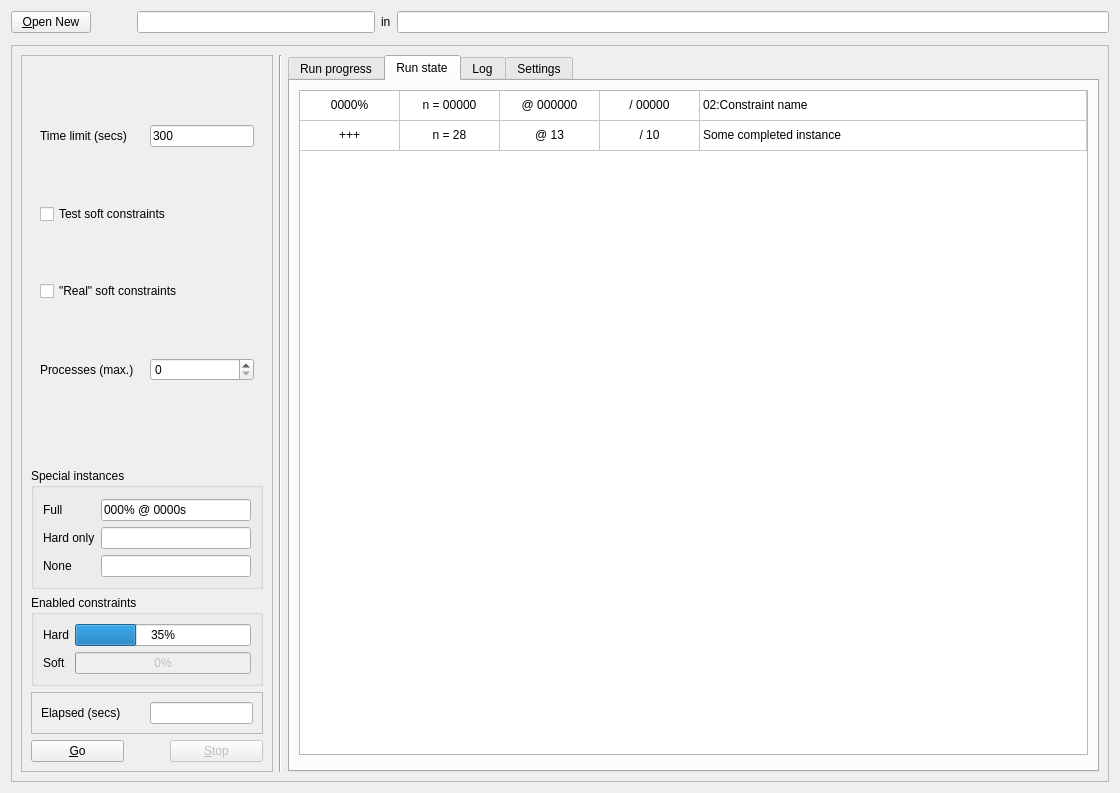
Old version of the form gui/mainwindow.ui in the repository gradgrind/fetrunner.
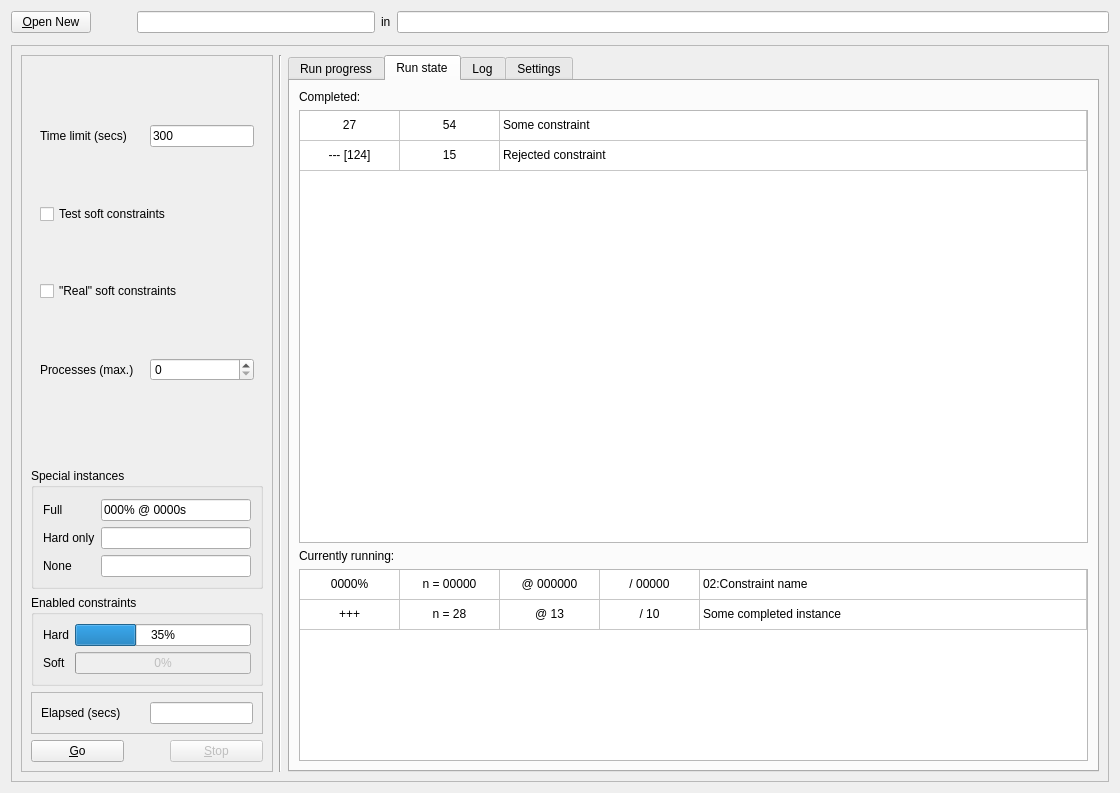
New version of the form. The open tabs and pages were chosen to show the change.

Commit message: Two tables in GUI tab

```diff
--- a/gui/mainwindow.ui
+++ b/gui/mainwindow.ui
@@ -802,7 +802,101 @@
          <attribute name="title">
           <string>Run state</string>
          </attribute>
-         <layout class="QVBoxLayout" name="verticalLayout_3">
+         <layout class="QVBoxLayout" name="verticalLayout_3" stretch="0,1,0,0">
+          <item>
+           <widget class="QLabel" name="label_17">
+            <property name="text">
+             <string>Completed:</string>
+            </property>
+           </widget>
+          </item>
+          <item>
+           <widget class="QTableWidget" name="completed_instance_table">
+            <attribute name="horizontalHeaderVisible">
+             <bool>false</bool>
+            </attribute>
+            <attribute name="horizontalHeaderStretchLastSection">
+             <bool>true</bool>
+            </attribute>
+            <attribute name="verticalHeaderVisible">
+             <bool>false</bool>
+            </attribute>
+            <row>
+             <property name="text">
+              <string>New Row</string>
+             </property>
+            </row>
+            <row>
+             <property name="text">
+              <string>New Row</string>
+             </property>
+            </row>
+            <column>
+             <property name="text">
+              <string>Constraints</string>
+             </property>
+            </column>
+            <column>
+             <property name="text">
+              <string>Total</string>
+             </property>
+            </column>
+            <column>
+             <property name="text">
+              <string>Constraint type</string>
+             </property>
+            </column>
+            <item row="0" column="0">
+             <property name="text">
+              <string>27</string>
+             </property>
+             <property name="textAlignment">
+              <set>AlignCenter</set>
+             </property>
+            </item>
+            <item row="0" column="1">
+             <property name="text">
+              <string>54</string>
+             </property>
+             <property name="textAlignment">
+              <set>AlignCenter</set>
+             </property>
+            </item>
+            <item row="0" column="2">
+             <property name="text">
+              <string>Some constraint</string>
+             </property>
+            </item>
+            <item row="1" column="0">
+             <property name="text">
+              <string>--- [124]</string>
+             </property>
+             <property name="textAlignment">
+              <set>AlignCenter</set>
+             </property>
+            </item>
+            <item row="1" column="1">
+             <property name="text">
+              <string>15</string>
+             </property>
+             <property name="textAlignment">
+              <set>AlignCenter</set>
+             </property>
+            </item>
+            <item row="1" column="2">
+             <property name="text">
+              <string>Rejected constraint</string>
+             </property>
+            </item>
+           </widget>
+          </item>
+          <item>
+           <widget class="QLabel" name="label_16">
+            <property name="text">
+             <string>Currently running:</string>
+            </property>
+           </widget>
+          </item>
           <item>
            <widget class="QTableWidget" name="instance_table">
             <property name="editTriggers">
@@ -934,13 +1028,6 @@
             </item>
            </widget>
           </item>
-          <item>
-           <widget class="Line" name="line_3">
-            <property name="orientation">
-             <enum>Qt::Orientation::Vertical</enum>
-            </property>
-           </widget>
-          </item>
          </layout>
         </widget>
         <widget class="QWidget" name="tab_log">
```
The commit also changes 1 other file.
